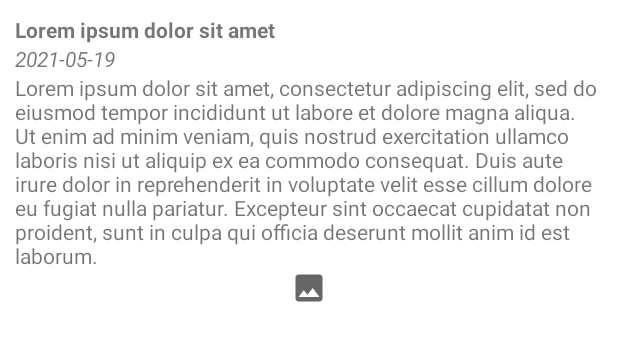
After one commit to wawrze/MvpApp, an Android app: the layout item_post.xml on its own in the app's theme, with its tools: preview values and no code run, on a phone screen of 412 x 824 dp. The commit adds this screen. Shown: the top 341 px of the screen. Run offline under Robolectric (Android 15) with nearby library versions, the phone set to English and light mode, and no system bars.

Commit message:
posts adapter

```diff
--- a/app/build.gradle
+++ b/app/build.gradle
@@ -49,6 +49,7 @@ dependencies {
     implementation 'androidx.appcompat:appcompat:1.2.0'
     implementation 'com.google.android.material:material:1.3.0'
     implementation 'androidx.constraintlayout:constraintlayout:2.0.4'
+    implementation 'androidx.swiperefreshlayout:swiperefreshlayout:1.1.0'
     coreLibraryDesugaring 'com.android.tools:desugar_jdk_libs:1.1.5'
     // endregion base
 
--- /dev/null
+++ b/app/src/main/java/com/wawra/mvpapp/ui/posts/adapter/PostsListener.kt
@@ -0,0 +1,5 @@
+package com.wawra.mvpapp.ui.posts.adapter
+
+interface PostsListener {
+    fun showDetails(postId: Long)
+}
--- /dev/null
+++ b/app/src/main/res/drawable/image_placeholder.xml
@@ -0,0 +1,10 @@
+<vector xmlns:android="http://schemas.android.com/apk/res/android"
+    android:width="24dp"
+    android:height="24dp"
+    android:tint="?attr/colorControlNormal"
+    android:viewportWidth="24"
+    android:viewportHeight="24">
+    <path
+        android:fillColor="@android:color/white"
+        android:pathData="M21,19V5c0,-1.1 -0.9,-2 -2,-2H5c-1.1,0 -2,0.9 -2,2v14c0,1.1 0.9,2 2,2h14c1.1,0 2,-0.9 2,-2zM8.5,13.5l2.5,3.01L14.5,12l4.5,6H5l3.5,-4.5z" />
+</vector>
--- /dev/null
+++ b/app/src/main/res/layout/item_post.xml
@@ -0,0 +1,49 @@
+<?xml version="1.0" encoding="utf-8"?>
+<androidx.constraintlayout.widget.ConstraintLayout xmlns:android="http://schemas.android.com/apk/res/android"
+    xmlns:app="http://schemas.android.com/apk/res-auto"
+    xmlns:tools="http://schemas.android.com/tools"
+    android:layout_width="match_parent"
+    android:layout_height="wrap_content"
+    android:padding="10dp">
+
+    <androidx.appcompat.widget.AppCompatTextView
+        android:id="@+id/item_post_title"
+        android:layout_width="wrap_content"
+        android:layout_height="wrap_content"
+        android:textStyle="bold"
+        app:layout_constraintStart_toStartOf="parent"
+        app:layout_constraintTop_toTopOf="parent"
+        tools:text="Lorem ipsum dolor sit amet" />
+
+    <androidx.appcompat.widget.AppCompatTextView
+        android:id="@+id/item_post_date"
+        android:layout_width="wrap_content"
+        android:layout_height="wrap_content"
+        android:textStyle="italic"
+        app:layout_constraintStart_toStartOf="parent"
+        app:layout_constraintTop_toBottomOf="@id/item_post_title"
+        tools:text="2021-05-19" />
+
+    <androidx.appcompat.widget.AppCompatTextView
+        android:id="@+id/item_post_description"
+        android:layout_width="wrap_content"
+        android:layout_height="wrap_content"
+        app:layout_constraintStart_toStartOf="parent"
+        app:layout_constraintTop_toBottomOf="@id/item_post_date"
+        tools:text="Lorem ipsum dolor sit amet, consectetur adipiscing elit, sed do eiusmod tempor incididunt ut labore et dolore magna aliqua. Ut enim ad minim veniam, quis nostrud exercitation ullamco laboris nisi ut aliquip ex ea commodo consequat. Duis aute irure dolor in reprehenderit in voluptate velit esse cillum dolore eu fugiat nulla pariatur. Excepteur sint occaecat cupidatat non proident, sunt in culpa qui officia deserunt mollit anim id est laborum." />
+
+    <androidx.appcompat.widget.AppCompatImageView
+        android:id="@+id/item_post_image"
+        android:layout_width="wrap_content"
+        android:layout_height="wrap_content"
+        app:layout_constraintEnd_toEndOf="parent"
+        app:layout_constraintStart_toStartOf="parent"
+        app:layout_constraintTop_toBottomOf="@id/item_post_description"
+        tools:src="@drawable/image_placeholder" />
+    <!--      val id: Long,
+        val title: String,
+        val description: String,
+        val modificationDate: LocalDate,
+        val imageUrl: String  -->
+
+</androidx.constraintlayout.widget.ConstraintLayout>
--- a/domain/src/main/java/com/wawra/mvpapp/domain/models/Post.kt
+++ b/domain/src/main/java/com/wawra/mvpapp/domain/models/Post.kt
@@ -1,5 +1,6 @@
 package com.wawra.mvpapp.domain.models
 
+import java.io.Serializable
 import java.time.LocalDate
 
 data class Post(
@@ -9,4 +10,4 @@ data class Post(
     val imageUrl: String,
     val description: String,
     val linkUrl: String
-)
+) : Serializable
--- a/domain/src/main/java/com/wawra/mvpapp/domain/usecases/base/GetPostsUseCase.kt
+++ b/domain/src/main/java/com/wawra/mvpapp/domain/usecases/base/GetPostsUseCase.kt
@@ -14,5 +14,6 @@ class GetPostsUseCase(
 ) : SingleUseCase<List<Post>>(executionThread, postExecutionThread) {
 
     override fun createSingle(): Single<List<Post>> = postsLocalRepository.getPosts()
+        .flatMap { if (it.isEmpty()) refreshAndGetPostsUseCase.execute() else Single.just(it) }
         .onErrorResumeNext { refreshAndGetPostsUseCase.execute() }
 }
```
Also changed, not shown: app/src/main/java/com/wawra/mvpapp/ui/posts/PostsFragment.kt (+30 -8 lines), app/src/main/java/com/wawra/mvpapp/ui/posts/adapter/PostViewHolder.kt (added, +25 -0 lines), app/src/main/java/com/wawra/mvpapp/ui/posts/adapter/PostsAdapter.kt (added, +24 -0 lines), app/src/main/res/layout/fragment_posts.xml (+16 -6 lines), presentation/src/main/java/com/wawra/mvpapp/presentation/posts/PostDto.kt (added, +9 -0 lines), presentation/src/main/java/com/wawra/mvpapp/presentation/posts/PostsPresenter.kt (+30 -4 lines), presentation/src/main/java/com/wawra/mvpapp/presentation/posts/PostsView.kt (+4 -3 lines), presentation/src/main/java/com/wawra/mvpapp/presentation/posts/PostsViewInteraction.kt (added, +8 -0 lines), 390 other files.
